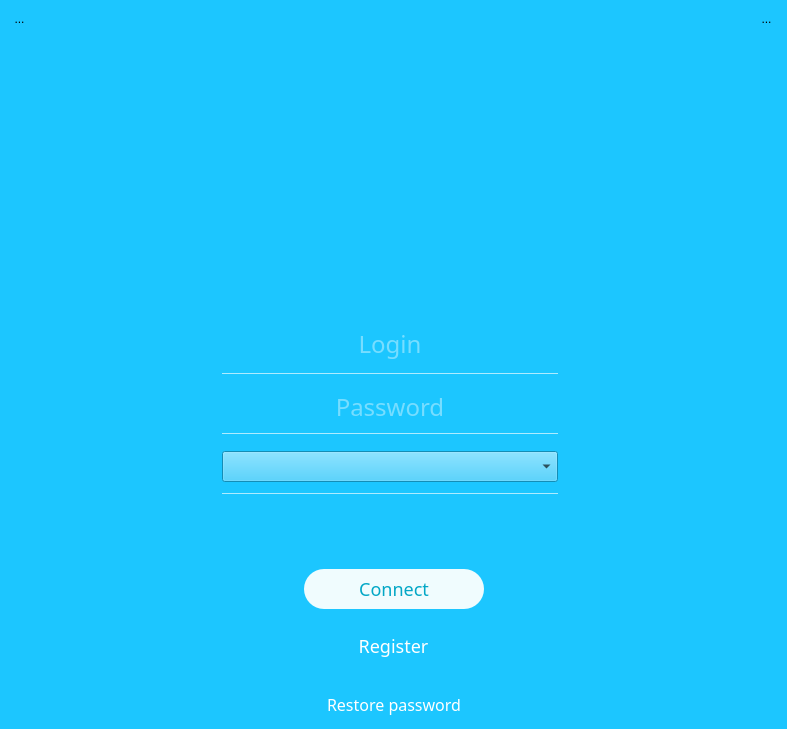
Qt form DapVpnGui/ui/login_mobile_hor_small.ui (bsn5/1) before a commit.
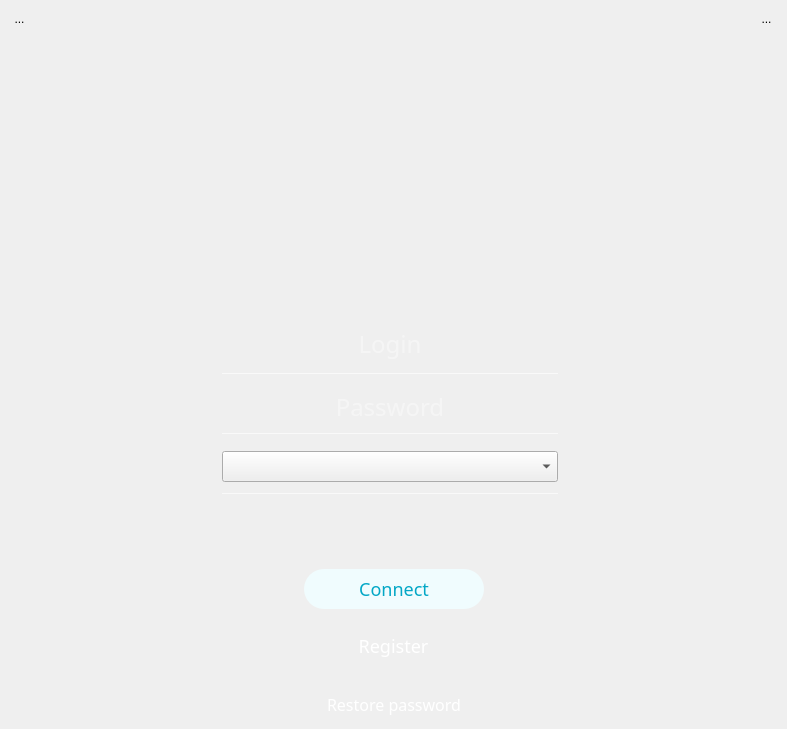
The same form after that commit. Icons and pictures are not drawn.

```diff
--- a/DapVpnGui/ui/login_mobile_hor_small.ui
+++ b/DapVpnGui/ui/login_mobile_hor_small.ui
@@ -14,7 +14,9 @@
    <string>Form</string>
   </property>
   <property name="styleSheet">
-   <string notr="true">background-color: rgb(28,198,255);</string>
+   <string notr="true">#LoginHorSmall {
+	background-image: url(:/pics/bg\@3x.png);
+}</string>
   </property>
   <layout class="QVBoxLayout" name="verticalLayout">
    <property name="spacing">
```
Left out of the diff: 14 changed lines with no effect on the pictures.
